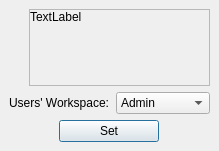
Qt form ui/user_settings_dialog.ui (TheCodingJsoftware/Invigo) before a commit.
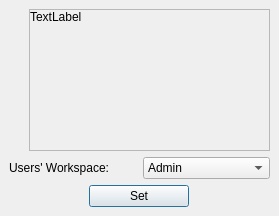
The same form after that commit.

Patch:
```diff
--- a/ui/user_settings_dialog.ui
+++ b/ui/user_settings_dialog.ui
@@ -6,8 +6,8 @@
    <rect>
     <x>0</x>
     <y>0</y>
-    <width>178</width>
-    <height>151</height>
+    <width>279</width>
+    <height>216</height>
    </rect>
   </property>
   <property name="windowTitle">
@@ -106,8 +106,8 @@
               <rect>
                <x>0</x>
                <y>0</y>
-               <width>128</width>
-               <height>69</height>
+               <width>229</width>
+               <height>134</height>
               </rect>
              </property>
              <layout class="QVBoxLayout" name="verticalLayout_4">
```
